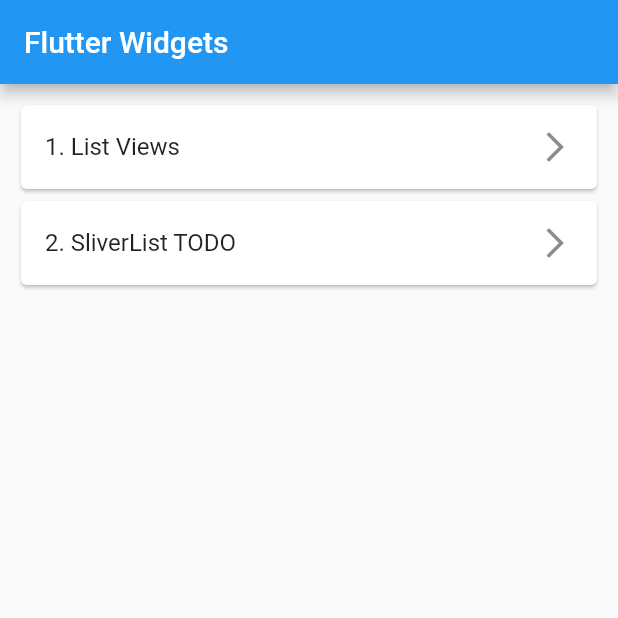
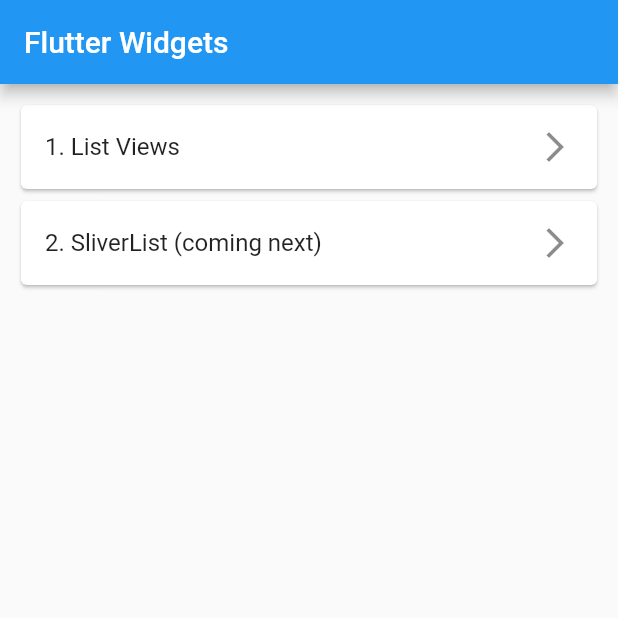
Before and after one commit to fortinjoffrey/flutter_Widgets_Guide, a Flutter app: the screen it shows after launch, on a phone screen of 412 x 824 dp, the top half of it. Run offline on Flutter 3.47's test engine with Material 2 defaults, Android fonts, the phone set to English and light mode, and no system bars; our stand-ins replace flutter_slidable.

Commit message:
Upload demo.gif

```diff
--- a/lib/shared/constants.dart
+++ b/lib/shared/constants.dart
@@ -4,7 +4,7 @@ import 'package:widgets_guide/models/routes_name.dart';
 
 const List<Choice> mainChoices = [
   Choice('List Views', RoutesName.listviews),
-  Choice('SliverList TODO', RoutesName.sliverlists),
+  Choice('SliverList (coming next)', RoutesName.sliverlists),
 ];
 
 const List<Choice> listviewChoices = [
```
Also changed, not shown: demo/demo.gif (added), pubspec.lock.
